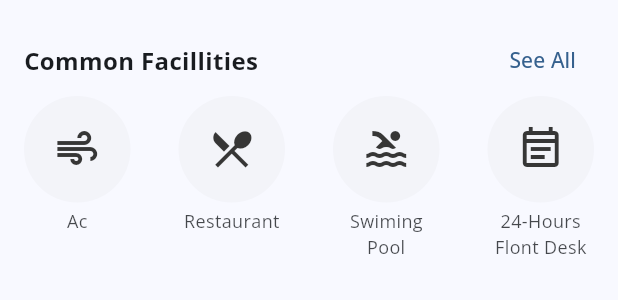
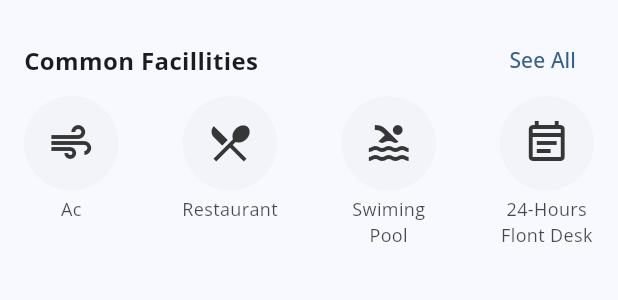
Before and after one commit to RithyDev/hotel-demo, a Flutter app: the HotelCommonFacilities widget shown alone on an empty page, opened directly, on a phone screen of 412 x 824 dp. Shown: the top 300 px of the screen. Run offline on Flutter 3.47's test engine with Material 3 defaults, Android fonts, the phone set to English and light mode, and no system bars; our stand-ins replace auto_route, flutter_animate, flutter_html, flutter_otp_text_field, flutter_svg, get_it and 1 more; missing offline and left inert: date_picker_plus, flutter_displaymode; accounts and stored records are empty; network calls fail; project files that could hold a hidden picture were left out.

Commit message:
home screen using autoroute tab config

```diff
--- a/lib/feature/booking/history/my_booking_page.dart
+++ b/lib/feature/booking/history/my_booking_page.dart
@@ -1,8 +1,10 @@
+import 'package:auto_route/auto_route.dart';
 import 'package:flutter/material.dart';
 import 'package:hotel_app/feature/booking/history/booked_listed_page.dart';
 import 'package:hotel_app/feature/booking/history/tab_segment.dart';
 import 'package:hotel_app/widget/app_toolbar.dart';
 
+@RoutePage()
 class MyBookingPage extends StatefulWidget {
   const MyBookingPage({super.key});
 
--- a/lib/feature/home/hotel/detail/item_common_facilities.dart
+++ b/lib/feature/home/hotel/detail/item_common_facilities.dart
@@ -16,17 +16,21 @@ class HotelCommonFacilities extends StatelessWidget {
   }
 
   Widget _renderListInfo(BuildContext context) {
+    return LayoutBuilder(
+      builder: (context, box) {
         return Row(
           mainAxisAlignment: MainAxisAlignment.spaceBetween,
           children: [
-        _renderFacilitiesInfo(context, icon: Icons.air_outlined, title: 'Ac\n'),
+            _renderFacilitiesInfo(context, icon: Icons.air_outlined, title: 'Ac\n', parentWidth: box.maxWidth),
             _renderFacilitiesInfo(context,
-            icon: Icons.restaurant_menu_outlined, title: 'Restaurant\n'),
+                icon: Icons.restaurant_menu_outlined, title: 'Restaurant\n', parentWidth: box.maxWidth),
             _renderFacilitiesInfo(context,
-            icon: Icons.pool_outlined, title: 'Swiming\nPool'),
+                icon: Icons.pool_outlined, title: 'Swiming\nPool', parentWidth: box.maxWidth),
             _renderFacilitiesInfo(context,
-            icon: Icons.event_note_outlined, title: '24-Hours\nFlont Desk')
+                icon: Icons.event_note_outlined, title: '24-Hours\nFlont Desk', parentWidth: box.maxWidth)
           ],
+        );
+      }
     );
   }
 
@@ -48,10 +52,10 @@ class HotelCommonFacilities extends StatelessWidget {
   }
 
   Widget _renderFacilitiesInfo(BuildContext context,
-      {required IconData icon, required String title}) {
-    var size = MediaQuery.of(context).size;
+      {required IconData icon, required String title, required double parentWidth}) {
+    // var size = MediaQuery.of(context).size;
     var p = 16;
-    double itemSize = (size.width / 4) - p * 2;
+    double itemSize = (parentWidth / 4) - p * 2;
 
     return Column(
       crossAxisAlignment: CrossAxisAlignment.center,
--- a/lib/route/auto_route.dart
+++ b/lib/route/auto_route.dart
@@ -8,10 +8,16 @@ class AppRouter extends $AppRouter {
   List<AutoRoute> get routes => [
         AutoRoute(path: '/', page: SplashRoute.page, initial: true),
         AutoRoute(path: '/onboard', page: OnboardRoute.page),
-    AutoRoute(path: '/signup',page: SignUpRoute.page),
+        AutoRoute(path: '/signup', page: SignUpRoute.page),
         AutoRoute(path: '/signup-otp', page: SignUpOtpRoute.page),
         AutoRoute(path: '/signin', page: SignInRoute.page),
-    AutoRoute(path: '/home', page:  MainRoute.page),
-    AutoRoute(path: '/hotel-info', page: HotelDetailRoute.page)
+        AutoRoute(path: '/home', page: MainRoute.page),
+        AutoRoute(path: '/hotel-info', page: HotelDetailRoute.page),
+
+        AutoRoute(path: '/dashboard', page: HomeRoute.page, children: [
+          AutoRoute(path: 'tab-home', page: TabHomeRoute.page),
+          AutoRoute(path: 'booking', page: MyBookingPage.page),
+          AutoRoute(path: 'other-page', page: TabRoute.page)
+        ])
       ];
 }
--- a/lib/splash_screen.dart
+++ b/lib/splash_screen.dart
@@ -3,6 +3,7 @@ import 'package:flutter/material.dart';
 import 'package:flutter_animate/flutter_animate.dart';
 import 'package:hotel_app/feature/onboard/onboard_page.dart';
 import 'package:hotel_app/route/auto_route.gr.dart';
+import 'package:hotel_app/widget/mobile_sticky_layout.dart';
 
 class SplashScreenPage extends StatefulWidget {
   const SplashScreenPage({super.key});
@@ -30,7 +31,8 @@ class _SplashScreenPageState extends State<SplashScreenPage> {
     //         FadeTransition(opacity: animation, child: child),
     //     transitionDuration: const Duration(milliseconds: 400));
     // Navigator.of(context).pushReplacement(route);
-    context.router.pushAndPopUntil(const MainRoute(), predicate: (route) => false);
+    // context.router.pushAndPopUntil(const MainRoute(), predicate: (route) => false);
+    context.router.pushAndPopUntil(const OnboardRoute(), predicate: (route) => false);
   }
 
   @override
@@ -102,7 +104,6 @@ class _SplashScreenPageState extends State<SplashScreenPage> {
       const TextStyle(fontSize: 24, fontWeight: FontWeight.bold);
 }
 
-
 @RoutePage()
 class SplashScreen extends StatelessWidget {
   const SplashScreen({super.key});
--- /dev/null
+++ b/lib/widget/mobile_sticky_layout.dart
@@ -0,0 +1,24 @@
+import 'package:flutter/material.dart';
+
+class MobileFormLayout extends StatelessWidget {
+  final Widget? child;
+  const MobileFormLayout({super.key, this.child});
+
+  @override
+  Widget build(BuildContext context) {
+    double screenWidth = MediaQuery.of(context).size.width;
+    double smallSzieThreshold = 550;
+    double layoutWidth =
+        screenWidth > smallSzieThreshold ? smallSzieThreshold : screenWidth;
+
+    return Container(
+      color: Colors.black.withOpacity(0.5),
+      child: Center(
+        child: SizedBox(
+          width: layoutWidth,
+          child: child,
+        ),
+      ),
+    );
+  }
+}
```
Also changed, not shown: lib/auto_route_app.dart (+5 -2 lines), lib/feature/auth/login/login_page.dart (+6 -3 lines), lib/feature/home/home_page.dart (+23 -5 lines), lib/feature/home/home_screen.dart (added, +43 -0 lines), lib/feature/home/hotel/detail/hotel_page_detail.dart (+13 -7 lines), lib/feature/home/widget/item_hotel_nearby.dart (+9 -5 lines), lib/route/auto_route.gr.dart, 1 other file. Lines whose indentation alone changed are shown as unchanged.
